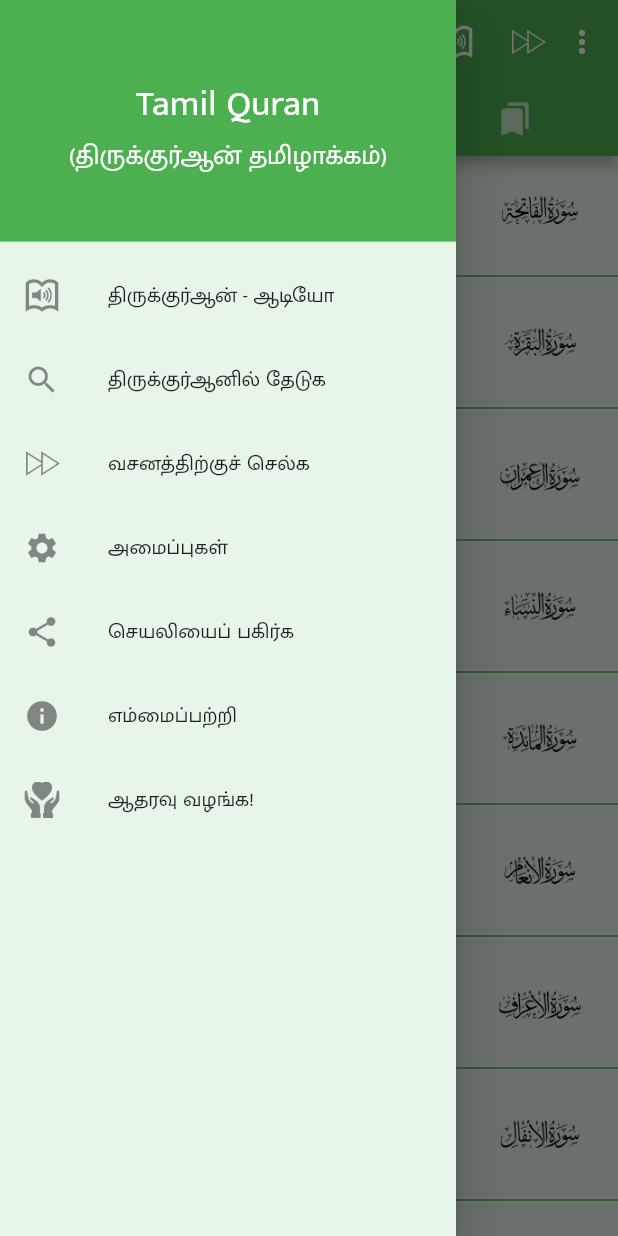
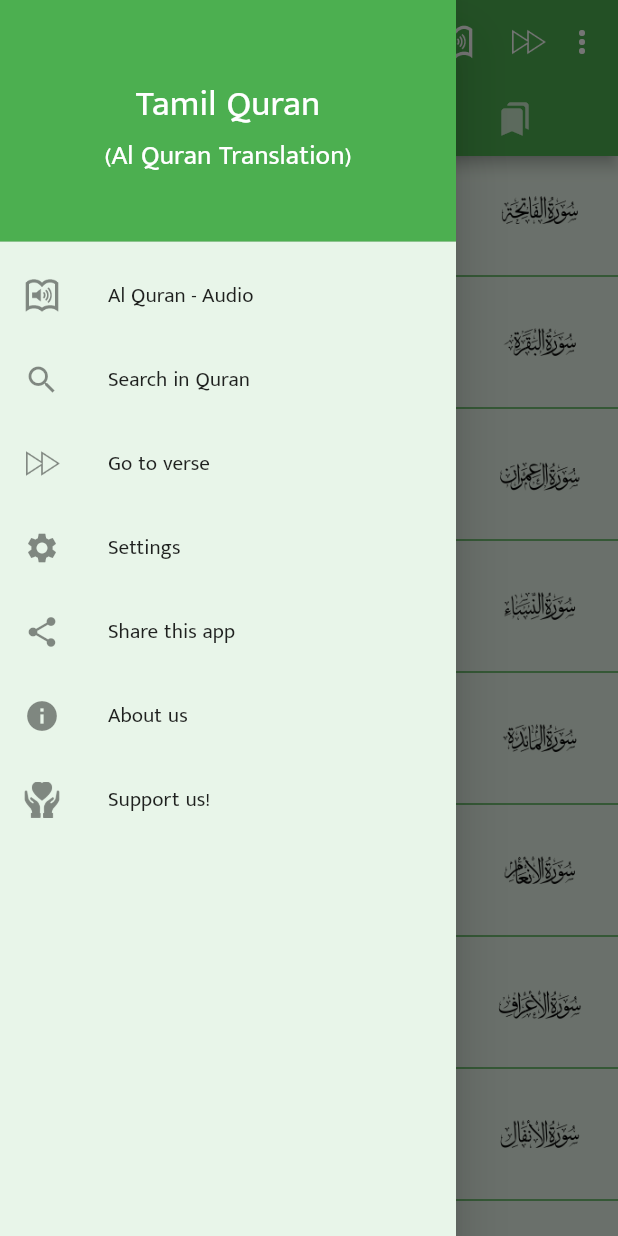
Before and after one commit to FaheemJawfar/al_quran, a Flutter app: the HomeScreen screen opened directly, tab 2 chosen, with the side drawer open, on a phone screen of 412 x 824 dp. Run offline on Flutter 3.47's test engine with Material 2 defaults, Android fonts, the phone set to English and light mode, and no system bars; our stand-ins replace device_info_plus, just_audio, just_audio_background, package_info_plus, scrollable_positioned_list, share_plus and 2 more; missing offline and left inert: custom_cupertino_picker; accounts and stored records are empty.

Commit message:
Added English Translations to the app

```diff
--- a/lib/app_config/update_config.dart
+++ b/lib/app_config/update_config.dart
@@ -3,17 +3,4 @@
 class UpdateAppConfig {
 
 
-  static void updatePreferencesFromV1(){
-    String? selectedTranslation = AppPreferences.getString('selectedTranslation');
-
-    if(selectedTranslation == 'mJohn' || selectedTranslation == 'm_john'){
-      AppPreferences.setString('selectedTranslation', 'john_trust');
-    }
-    else if(selectedTranslation == 'kingFahd'){
-      AppPreferences.setString('selectedTranslation', 'king_fahd');
-    }
-    else if(selectedTranslation == 'abdulHameed'){
-      AppPreferences.setString('selectedTranslation', 'abdul_hameed');
-    }
-  }
 }
--- a/lib/app_texts/about.dart
+++ b/lib/app_texts/about.dart
@@ -1,13 +1,13 @@
 class AboutTexts {
   // About us screen
-  static const String aboutUs = 'எம்மைப்பற்றி';
-  static const String appNameWithTranslation = 'Tamil Quran (திருக்குர்ஆன்)';
+  static const String aboutUs = 'About us';
+  static const String appNameWithTranslation = 'Al Quran (Translation)';
   static const String aboutUsContent = '';
-  static const String developerName = '- J. பஹீம்';
+  static const String developerName = '- J. Faheem';
   static const String sendFeedback =
-      'இந்த App இல் நீங்கள் காணும் தவறுகளை எமக்கு சுட்டிக்காட்டுங்கள். மேலும் உங்கள் கருத்துக்களையும் விமர்சனங்களையும் எம்முடன் பகிர்ந்து கொள்ளுங்கள்:';
+      'Please report any errors you encounter in this app to us. Also, share your feedback and reviews with us:';
   static const String developedBy = 'App designed & developed by:';
-  static const String toContact = 'தொடர்புகளுக்கு:';
-  static const String emailUs = 'Email மூலம்';
-  static const String whatsAppUs = 'WhatsApp மூலம்';
+  static const String toContact = 'Contact us:';
+  static const String emailUs = 'by Email';
+  static const String whatsAppUs = 'by WhatsApp';
 }
--- a/lib/app_texts/bookmarks.dart
+++ b/lib/app_texts/bookmarks.dart
@@ -1,7 +1,7 @@
 class BookmarksTexts {
   // Bookmarks Screen
   static const String bookmarksWillAppearHere =
-      'நீங்கள் பதிவு செய்த Bookmark களை இங்கே காணலாம்!';
+      'You can see the bookmarks here!';
 
       // Bookmark Helper
   static const String bookmarkAdded = 'Bookmark added successfully!';
--- a/lib/app_texts/common_widget_texts.dart
+++ b/lib/app_texts/common_widget_texts.dart
@@ -3,5 +3,5 @@
   static const String selectAnItem = 'Select an item';
   static const String popUpCancel = 'Cancel';
   static const String popUpSelect = 'Select';
-  static const String settingsTranslation = 'அமைப்புகள்';
+  static const String settingsTranslation = 'Settings';
 }
--- a/lib/app_texts/home_texts.dart
+++ b/lib/app_texts/home_texts.dart
@@ -2,20 +2,20 @@
 
 class HomeTexts {
     // Splash Screen
-  static const String theHolyQuran = 'திருக்குர்ஆன்';
-  static const String arabicAndTranslation = 'அரபு மூலம் மற்றும் மொழிபெயர்ப்பு';
+  static const String theHolyQuran = 'Al Quran';
+  static const String arabicAndTranslation = 'Arabic script and translation';
 
   // Sura List Arabic Screen
-  static const String verseCount = 'வசனங்கள்:';
+  static const String verseCount = 'Verses:';
 
   // Sura List Tamil Screen
-  static const String continueReading = 'வாசிப்பைத் தொடர்க...';
+  static const String continueReading = 'Continue reading...';
 
 
 // Home Screen
-  static const String translation = 'மொழிபெயர்ப்பு';
-  static const String onlyArabic = 'அரபு மூலம்';
-  static const String bookmarks = 'புத்தகக்குறிகள்';
+  static const String translation = 'Translation';
+  static const String onlyArabic = 'Recite in Arabic';
+  static const String bookmarks = 'Bookmarks';
 
 
   // Home Screen PopUp
@@ -25,7 +25,7 @@
   static const String aboutUs = 'About us';
   static const String supportUs = 'Support us!';
   static const String shareAppText =
-      'திருக்குர்ஆன் தமிழாக்கம் Android App இனை இப்போதே Playstore இலிருந்து பதிவிறக்கம் செய்து பயன் படுத்துங்கள்: \n${AppConfig.playStoreUrl}';
+      'Get Al Quran App and read the translation of quran in your language. Download now!: \n${AppConfig.playStoreUrl}';
 
 // Rate App
   static const String feedback = 'Feedback';
@@ -39,19 +39,19 @@
 
 
   // Sura Verse Picker
-  static const String goToVerseHeader = 'வசனத்திற்குச் செல்க...';
+  static const String goToVerseHeader = 'Go to verse...';
 
 
   // Quran App Drawer
-  static const String appNameSubtitle = '(திருக்குர்ஆன் தமிழாக்கம்)';
-  static const String quranAudio = 'திருக்குர்ஆன் - ஆடியோ';
-  static const String explanation = 'விளக்கக் குறிப்புகள்';
-  static const String searchInQuran = 'திருக்குர்ஆனில் தேடுக';
-  static const String goToVerse = 'வசனத்திற்குச் செல்க';
-  static const String settingsTranslation = 'அமைப்புகள்';
-  static const String shareThisAppTranslation = 'செயலியைப் பகிர்க';
-  static const String rateAppTranslation = 'செயலியைத் தரப்படுத்துக';
+  static const String appNameSubtitle = '(Al Quran Translation)';
+  static const String quranAudio = 'Al Quran - Audio';
+  static const String explanation = 'Explanations';
+  static const String searchInQuran = 'Search in Quran';
+  static const String goToVerse = 'Go to verse';
+  static const String settingsTranslation = 'Settings';
+  static const String shareThisAppTranslation = 'Share this app';
+  static const String rateAppTranslation = 'Rate this app';
   static const String checkForUpdates = 'Check for Updates';
-  static const String aboutUsTranslation = 'எம்மைப்பற்றி';
-  static const String donateUsTranslation = 'ஆதரவு வழங்க!';
+  static const String aboutUsTranslation = 'About us';
+  static const String donateUsTranslation = 'Support us!';
 }
--- a/lib/app_texts/quran_audio_texts.dart
+++ b/lib/app_texts/quran_audio_texts.dart
@@ -4,5 +4,5 @@
       'Please check your Internet connection!';
 
   // Reciter Selector
-  static const String chooseReciter = 'ஓதுபவரைத் தேர்வு செய்க...';
+  static const String chooseReciter = 'Choose a reciter...';
 }
--- a/lib/app_texts/read_quran_texts.dart
+++ b/lib/app_texts/read_quran_texts.dart
@@ -1,30 +1,30 @@
 class ReadQuranTexts {
   // Read Sura Pop Up
-  static const String goToVerseTranslation = 'வசனத்திற்குச் செல்க';
-  static const String shareThisChapter = 'அத்தியாயத்தைப் பகிர்க';
-  static const String searchInQuranTranslation = 'திருக்குர்ஆனில் தேடுக';
+  static const String goToVerseTranslation = 'Go to verse';
+  static const String shareThisChapter = 'Share this chapter';
+  static const String searchInQuranTranslation = 'Search in Quran';
 
 // Show Verse
   static const String share = 'Share';
   static const String addBookmark = 'Add Bookmark';
-  static const String copyArabicAndTranslation = 'Copy Arabic + Tamil';
-  static const String copyArabic = 'Copy Arabic';
-  static const String copyTranslation = 'Copy Tamil';
+  static const String copyArabicAndTranslation = 'Copy Arabic + Translation';
+  static const String copyArabic = 'Copy Translation';
+  static const String copyTranslation = 'Copy Translation';
 
   // Quran Helper
   static const String languageCode = 'ta';
 
 // Verse Helper
-  static const String verseCopied = 'வசனம் பிரதி செய்யப்பட்டது!';
-  static const String holyQuran = 'திருக்குர்ஆன்';
-  static const String getTamilQuran = 'Get Tamil Quran App';
-  static const String balancedVerseCount = 'மீதமுள்ள வசனங்கள்';
+  static const String verseCopied = 'Verse copied successfully!';
+  static const String holyQuran = 'Al Quran';
+  static const String getTamilQuran = 'Get Al Quran App';
+  static const String balancedVerseCount = 'Pending verses';
   static const String downloadQuranApp =
-      'அத்தியாயத்தை முழுமையாக வாசிக்க Tamil Quran (திருக்குர்ஆன்) அப்ளிகேஷனை Download செய்யவும்.';
-  static const String quranTranslation = 'திருக்குர்ஆன் தமிழாக்கம்';
-  static const String chapter = 'அத்தியாயம்';
-  static const String totalVerseCount = 'மொத்த வசனங்கள்';
-  static const String translatedBy = 'மொழிபெயர்ப்பு';
-  static const String chapterCopied = 'அத்தியாயம் பிரதி செய்யப்பட்டது!';
-  static const String noInternet = 'உங்கள் இணைய இணைப்பை சரிபார்க்கவும்!';
+      'Get Al Quran app to read the full chapter in your mobile.';
+  static const String quranTranslation = 'Al Quran Translation';
+  static const String chapter = 'Chapter';
+  static const String totalVerseCount = 'Total verses';
+  static const String translatedBy = 'Translation';
+  static const String chapterCopied = 'Chapter copied successfully!';
+  static const String noInternet = 'Please check your internet connection!';
 }
--- a/lib/app_texts/search_texts.dart
+++ b/lib/app_texts/search_texts.dart
@@ -1,10 +1,10 @@
 class SearchTexts {
   // Search Screen
-  static const String searchInQuran = 'திருக்குர்ஆனில் தேடுக';
-  static const String enterWordToSearch = 'தேட வேண்டிய சொல்லை உள்ளிடவும்...';
+  static const String searchInQuran = 'Search in Quran';
+  static const String enterWordToSearch = 'Enter the word to search...';
   static const String popUpShare = 'Share';
   static const String popUpAddBookmark = 'Add Bookmark';
-  static const String popUpCopyArabicAndTranslation = 'Copy Arabic + Tamil';
+  static const String popUpCopyArabicAndTranslation = 'Copy Arabic + Translation';
   static const String popUpCopyArabic = 'Copy Arabic';
-  static const String popUpCopyTranslation = 'Copy Tamil';
+  static const String popUpCopyTranslation = 'Copy Translation';
 }
--- a/lib/app_texts/settings_texts.dart
+++ b/lib/app_texts/settings_texts.dart
@@ -2,27 +2,27 @@
 // Settings Screen
   static const String settings = 'Settings';
   static const String darkMode = 'Dark Mode';
-  static const String languageTranslation = 'தமிழ் மொழிபெயர்ப்பு';
+  static const String languageTranslation = 'Translation';
   static const String translationIconPath = 'assets/images/tamil.png';
-  static const String translationFont = 'தமிழ் எழுத்துரு ( Tamil Font )';
-  static const String bismillahTranslation = 'அல்லாஹ்வின் திருப் பெயரால் ...';
+  static const String translationFont = 'Translation font';
+  static const String bismillahTranslation = 'In the name of Allah...';
   static const String arabicIconPath = 'assets/images/arabic.png';
-  static const String arabicFont = 'அரபு எழுத்துரு (Arabic Font)';
+  static const String arabicFont = 'Arabic Font';
   static const String bismillahInArabic =
       'بِسْمِ اللهِ الرَّحْمٰنِ الرَّحِيْمِ';
   static const String translationFontSize =
-      'தமிழ் எழுத்து அளவு (Tamil Font Size)';
-  static const String arabicFontSize = 'அரபு எழுத்து அளவு (Arabic Font Size)';
-  static const String quranReciter = 'குர்ஆன் - கிராஅத் (ஓதுபவர்)';
-  static const String resetSettings = 'அமைப்புக்களை மீளமைத்தல்';
+      'Translation Font Size';
+  static const String arabicFontSize = 'Arabic Font Size';
+  static const String quranReciter = 'Al Quran - Reciter';
+  static const String resetSettings = 'Reset Settings';
   static const String resetSettingsInfo = 'Reset Settings to Default';
   static const String resetConfirmation = 'Reset Settings?';
   static const String resetConfirmationTranslation =
-      'அமைப்புகளை மீளமைக்க வேண்டுமா?';
-  static const String no = 'இல்லை';
-  static const String yes = 'ஆம்!';
-  static const String selectTranslation = 'மொழிபெயர்ப்பைத் தேர்வு செய்க...';
+      'Do you want to reset all settings?';
+  static const String no = 'No';
+  static const String yes = 'Yes!';
+  static const String selectTranslation = 'Choose a translation...';
   static const String popUpCancel = 'Cancel';
   static const String popUpSelect = 'Select';
-  static const String selectFont = 'எழுத்துருவைத் தேர்வு செய்க';
+  static const String selectFont = 'Choose a font';
 }
--- a/lib/app_texts/support_us_texts.dart
+++ b/lib/app_texts/support_us_texts.dart
@@ -1,13 +1,13 @@
 class SupportUsTexts {
 // Donation Screen
-  static const String donateUs = 'ஆதரவு வழங்க!';
+  static const String donateUs = 'Support us!';
   static const String donationScreenContent =
-      'இந்த திருக்குர்ஆன் தமிழாக்கம் அப்ளிகேசனை நாம் இலவசமாக வழங்கி வருகிறோம்.\nஎங்களுக்கு ஆதரவளிக்க விரும்பினால் கீழே உள்ள முறைகளில் உங்களது நன்கொடைகளை வழங்கலாம்.';
+      'We present this Al Quran translation app for free.\nIf you like to contribute us, you can send your donations in following methods.';
   static const String sendUsingCreditDebitCards =
-      'Credit / Debit Card மூலம் அனுப்ப...';
+      'Donate using Credit/Debit Card...';
   static const String donateUsButtonLabel = 'Donate us!';
   static const String payPalButtonLabel = 'Donate us!';
-  static const String sendViaBankTransfer = 'வங்கிக் கணக்கு மூலம் அனுப்ப...';
+  static const String sendViaBankTransfer = 'Donate using Bank account...';
   static const String bankAccountDetails = 'Bank Account Details';
   static const String bankAccName = 'Name: J. Faheem';
   static const String bankAccNumber = 'Account Number: 231020082879';
@@ -15,7 +15,7 @@
   static const String bankBranchName = 'Branch: Kekirawa';
   static const String bankSwiftCode = 'Swift Code: HBLILKLX';
   static const String bankAccountDetailsTranslation =
-      'வங்கிக் கணக்கு விபரங்கள்';
+      'Bank account details';
 
-  static const String sendViaPayPal = 'PayPal மூலம் அனுப்ப...';
+  static const String sendViaPayPal = 'Donate using PayPal...';
 }
--- a/lib/app_texts/utils_texts.dart
+++ b/lib/app_texts/utils_texts.dart
@@ -3,7 +3,7 @@
 
 // Launcher
   static const String mailTo = 'faheemjawfar@gmail.com';
-  static const String mailSubject = 'Tamil Quran App - Feedback';
+  static const String mailSubject = 'Al Quran App - Feedback';
 
 
 }
--- a/lib/main.dart
+++ b/lib/main.dart
@@ -1,7 +1,6 @@
 import 'package:flutter/material.dart';
 import 'package:just_audio_background/just_audio_background.dart';
 import 'package:provider/provider.dart';
-import '/app_config/update_config.dart';
 import 'app_config/app_config.dart';
 import 'utils/shared_preferences.dart';
 import '../providers/quran_provider.dart';
@@ -11,7 +10,6 @@
 Future<void> main() async {
   WidgetsFlutterBinding.ensureInitialized();
   await AppPreferences.initialize();
-  UpdateAppConfig.updatePreferencesFromV1();
 
   await JustAudioBackground.init(
     androidNotificationChannelId: 'com.faheemapps.al_quran.channel.audio',
```
